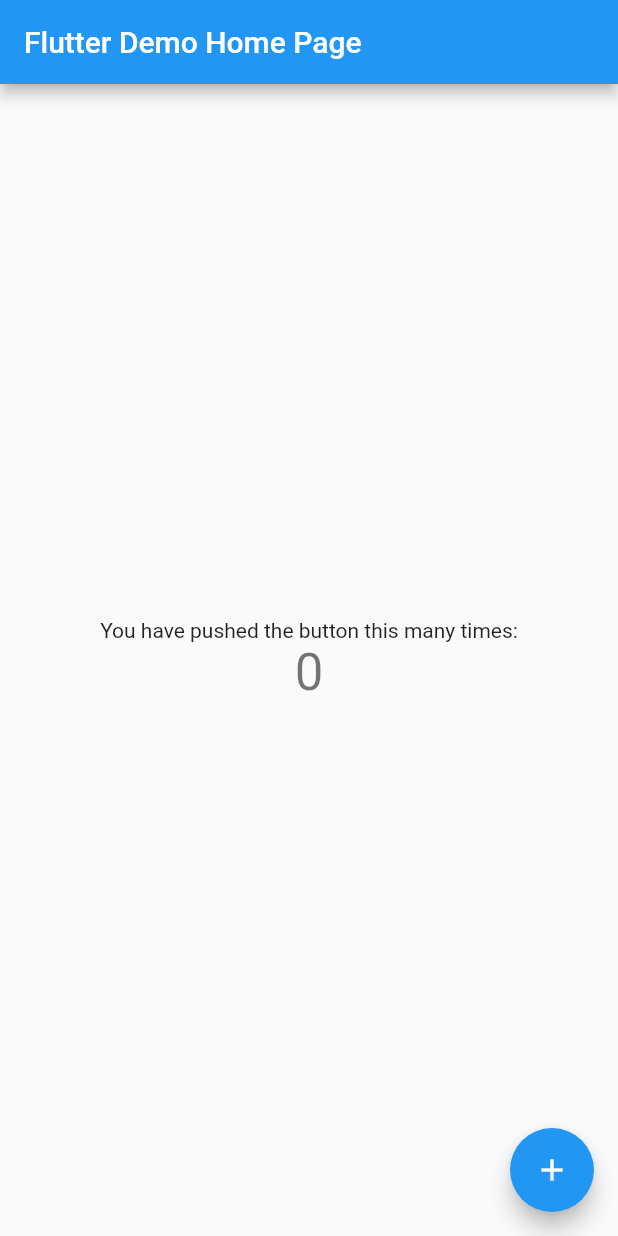
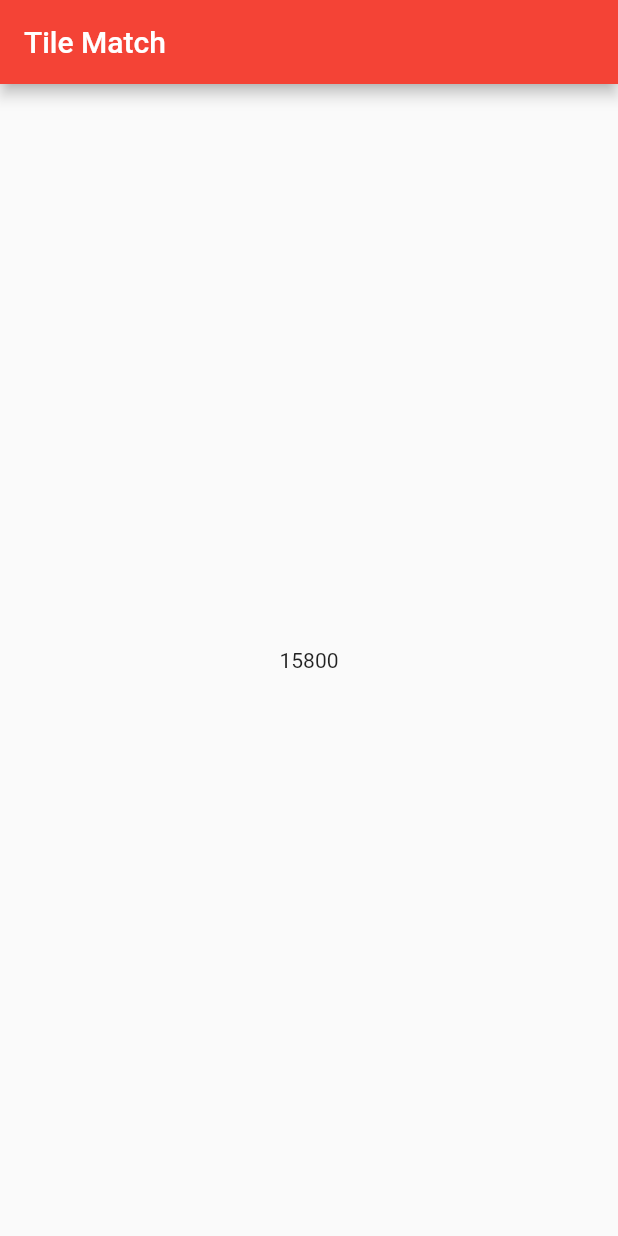
Before and after one commit to rbrazell1/tile_match_flutter, a Flutter app: the screen it shows after launch, on a phone screen of 412 x 824 dp. Run offline on Flutter 3.47's test engine with Material 2 defaults, Android fonts, the light colour scheme and no system bars.

Commit message:
corrected imports and timer is now starting. Need to correct display format

```diff
--- a/lib/main.dart
+++ b/lib/main.dart
@@ -1,113 +1,57 @@
 import 'package:flutter/material.dart';
+import 'view/tile_images.dart';
+import 'viewmodel/puzzle_viewmodel.dart';
 
-void main() {
-  runApp(MyApp());
-}
+void main() => runApp(TileMatchApp());
 
-class MyApp extends StatelessWidget {
-  // This widget is the root of your application.
+class TileMatchApp extends StatelessWidget {
   @override
   Widget build(BuildContext context) {
     return MaterialApp(
-      title: 'Flutter Demo',
+      title: 'Tile Match',
       theme: ThemeData(
-        // This is the theme of your application.
-        //
-        // Try running your application with "flutter run". You'll see the
-        // application has a blue toolbar. Then, without quitting the app, try
-        // changing the primarySwatch below to Colors.green and then invoke
-        // "hot reload" (press "r" in the console where you ran "flutter run",
-        // or simply save your changes to "hot reload" in a Flutter IDE).
-        // Notice that the counter didn't reset back to zero; the application
-        // is not restarted.
-        primarySwatch: Colors.blue,
+        primarySwatch: Colors.red,
+        accentColor: Colors.indigoAccent,
       ),
-      home: MyHomePage(title: 'Flutter Demo Home Page'),
+      home: TileMatchScreen(title: 'Tile Match'),
+      debugShowCheckedModeBanner: false,
     );
   }
 }
 
-class MyHomePage extends StatefulWidget {
-  MyHomePage({Key? key, required this.title}) : super(key: key);
-
-  // This widget is the home page of your application. It is stateful, meaning
-  // that it has a State object (defined below) that contains fields that affect
-  // how it looks.
-
-  // This class is the configuration for the state. It holds the values (in this
-  // case the title) provided by the parent (in this case the App widget) and
-  // used by the build method of the State. Fields in a Widget subclass are
-  // always marked "final".
-
+class TileMatchScreen extends StatefulWidget {
   final String title;
 
+  TileMatchScreen({Key? key, required this.title}) : super(key: key);
+
   @override
-  _MyHomePageState createState() => _MyHomePageState();
+  _TileMatchScreenState createState() => _TileMatchScreenState();
 }
 
-class _MyHomePageState extends State<MyHomePage> {
-  int _counter = 0;
+class _TileMatchScreenState extends State<TileMatchScreen> {
+  final _viewmodel = PuzzleViewModel();
 
-  void _incrementCounter() {
-    setState(() {
-      // This call to setState tells the Flutter framework that something has
-      // changed in this State, which causes it to rerun the build method below
-      // so that the display can reflect the updated values. If we changed
-      // _counter without calling setState(), then the build method would not be
-      // called again, and so nothing would appear to happen.
-      _counter++;
-    });
+  _TileMatchScreenState() {
+    _viewmodel.newPuzzle(tileImages.length);
   }
 
   @override
   Widget build(BuildContext context) {
-    // This method is rerun every time setState is called, for instance as done
-    // by the _incrementCounter method above.
-    //
-    // The Flutter framework has been optimized to make rerunning build methods
-    // fast, so that you can just rebuild anything that needs updating rather
-    // than having to individually change instances of widgets.
     return Scaffold(
       appBar: AppBar(
-        // Here we take the value from the MyHomePage object that was created by
-        // the App.build method, and use it to set our appbar title.
         title: Text(widget.title),
       ),
       body: Center(
-        // Center is a layout widget. It takes a single child and positions it
-        // in the middle of the parent.
         child: Column(
-          // Column is also a layout widget. It takes a list of children and
-          // arranges them vertically. By default, it sizes itself to fit its
-          // children horizontally, and tries to be as tall as its parent.
-          //
-          // Invoke "debug painting" (press "p" in the console, choose the
-          // "Toggle Debug Paint" action from the Flutter Inspector in Android
-          // Studio, or the "Toggle Debug Paint" command in Visual Studio Code)
-          // to see the wireframe for each widget.
-          //
-          // Column has various properties to control how it sizes itself and
-          // how it positions its children. Here we use mainAxisAlignment to
-          // center the children vertically; the main axis here is the vertical
-          // axis because Columns are vertical (the cross axis would be
-          // horizontal).
           mainAxisAlignment: MainAxisAlignment.center,
           children: <Widget>[
-            Text(
-              'You have pushed the button this many times:',
-            ),
-            Text(
-              '$_counter',
-              style: Theme.of(context).textTheme.headline4,
+            StreamBuilder<int>(
+              stream: _viewmodel.tickStream,
+              builder: (context, snapshot) => Text('${snapshot.data}'),
             ),
           ],
         ),
       ),
-      floatingActionButton: FloatingActionButton(
-        onPressed: _incrementCounter,
-        tooltip: 'Increment',
-        child: Icon(Icons.add),
-      ), // This trailing comma makes auto-formatting nicer for build methods.
     );
   }
 }
--- /dev/null
+++ b/lib/model/puzzle.dart
@@ -0,0 +1,80 @@
+import 'dart:math';
+
+import '../model/tile.dart';
+
+class Puzzle {
+  final int size;
+  late final List<Tile> tiles;
+  final List<int> _selections;
+  PuzzleState _state;
+  int _moves;
+  int _matches;
+  Tile? _selection;
+
+  Puzzle(this.size, int imagePoolSize, [Random? rng])
+      : _selections = List.empty(growable: true),
+        _state = PuzzleState.inProgress,
+        _moves = 0,
+        _matches = 0 {
+    final pool = List.generate(imagePoolSize, (index) => index);
+    pool.shuffle(rng);
+    final rawTiles = pool
+        .sublist(0, (size / 2).floor())
+        .expand((index) => [Tile(index), Tile(index)])
+        .toList(growable: false);
+    rawTiles.shuffle(rng);
+    tiles = List.unmodifiable(rawTiles);
+  }
+
+  List<int> get selections => List.unmodifiable(_selections);
+
+  PuzzleState get state => _state;
+
+  int get moves => _moves;
+
+  int get matches => _matches;
+
+  select(int position) {
+    _selections.add(position);
+    final tile = tiles[position];
+    if (tile.state == TileState.hidden) {
+      switch (_state) {
+        case PuzzleState.inProgress:
+          _state = PuzzleState.guessing;
+          tile.state = TileState.selected;
+          _selection = tile;
+          break;
+        case PuzzleState.guessing:
+          _moves++;
+          _state = PuzzleState.revealing;
+          tile.state = TileState.selected;
+          if (_selection?.imageIndex == tile.imageIndex) {
+            _matches++;
+            _state = (_matches / 2 >= size)
+                ? PuzzleState.completed
+                : PuzzleState.inProgress;
+            tile.state = TileState.solved;
+            _selection!.state = TileState.solved;
+          }
+          _selection = null;
+          break;
+        case PuzzleState.revealing:
+          // Empty to allow fall through
+        case PuzzleState.completed:
+          // Ignore any further selection
+          break;
+      }
+    }
+  }
+
+  unreveal() {
+    if (_state == PuzzleState.revealing) {
+      tiles
+      .where((tile) => tile.state == TileState.selected)
+          .forEach((tile) => tile.state = TileState.hidden);
+      _state = PuzzleState.inProgress;
+    }
+  }
+}
+
+enum PuzzleState { inProgress, guessing, revealing, completed }
--- /dev/null
+++ b/lib/model/tile.dart
@@ -0,0 +1,13 @@
+class Tile {
+  final _imageIndex;
+  TileState state;
+
+  Tile(int imageIndex)
+      : _imageIndex = imageIndex,
+        state = TileState.hidden;
+
+  int get imageIndex => _imageIndex;
+
+}
+
+enum TileState { hidden, selected, solved }
--- /dev/null
+++ b/lib/view/tile_images.dart
@@ -0,0 +1,27 @@
+import 'package:flutter/material.dart';
+
+List<IconData> tileImages = [
+  Icons.ac_unit,
+  Icons.add,
+  Icons.pool,
+  Icons.access_alarm,
+  Icons.zoom_out_map_sharp,
+  Icons.wysiwyg_sharp,
+  Icons.access_time_sharp,
+  Icons.accessibility,
+  Icons.accessible_outlined,
+  Icons.account_balance_outlined,
+  Icons.adb,
+  Icons.add_a_photo,
+  Icons.add_alarm_sharp,
+  Icons.airplanemode_active,
+  Icons.agriculture,
+  Icons.airline_seat_flat_angled_sharp,
+  Icons.airport_shuttle_sharp,
+  Icons.anchor_outlined,
+  Icons.attach_money_sharp,
+  Icons.wifi,
+  Icons.whatshot,
+  Icons.wb_incandescent,
+  Icons.bakery_dining
+];
--- /dev/null
+++ b/lib/viewmodel/puzzle_viewmodel.dart
@@ -0,0 +1,65 @@
+import 'dart:async';
+import 'dart:math';
+
+import '../model/puzzle.dart';
+import '../model/tile.dart';
+
+class PuzzleViewModel {
+  static const _size = 28;
+  static const _tick = 500;
+  static const _reveal = 3000;
+
+  final _tileListStreamController;
+  final _moveCountStreamController;
+  final _matchCountStreamController;
+  final _tickStreamController;
+  final _rng;
+
+  late Puzzle _puzzle;
+  Timer? _tickTimer;
+  Timer? _revealTimer;
+
+  PuzzleViewModel()
+      : _tileListStreamController = StreamController<List<Tile>>(),
+        _moveCountStreamController = StreamController<int>(),
+        _matchCountStreamController = StreamController<int>(),
+        _tickStreamController = StreamController<int>(),
+        _rng = Random.secure() {}
+
+  Stream<List<Tile>> get tileListStream => _tileListStreamController.stream;
+
+  Stream<int> get moveCountStream => _moveCountStreamController.stream;
+
+  Stream<int> get matchCountStreamController =>
+      _matchCountStreamController.stream;
+
+  Stream<int> get tickStream => _tickStreamController.stream;
+
+  newPuzzle(int imagePoolSize) {
+    _puzzle = Puzzle(_size, imagePoolSize, _rng);
+    _tickTimer?.cancel();
+    _tickTimer = Timer.periodic(Duration(microseconds: _tick),
+        (timer) => _tickStreamController.add(timer.tick));
+  }
+
+  select(int tileIndex) {
+    PuzzleState previous = _puzzle.state;
+    _puzzle.select(tileIndex);
+    if (_puzzle.state != previous) {
+      _tileListStreamController.add(_puzzle.tiles);
+      _moveCountStreamController.add(_puzzle.moves);
+      _matchCountStreamController.add(_puzzle.matches);
+      if (_puzzle.state == PuzzleState.revealing) {
+        _revealTimer?.cancel();
+        _revealTimer =
+            Timer(Duration(microseconds: _reveal), () => _unreveal());
+      }
+    }
+  }
+
+  _unreveal() {
+    _puzzle.unreveal();
+    _tileListStreamController.add(_puzzle.tiles);
+    _moveCountStreamController.add(_puzzle.moves);
+  }
+}
```
